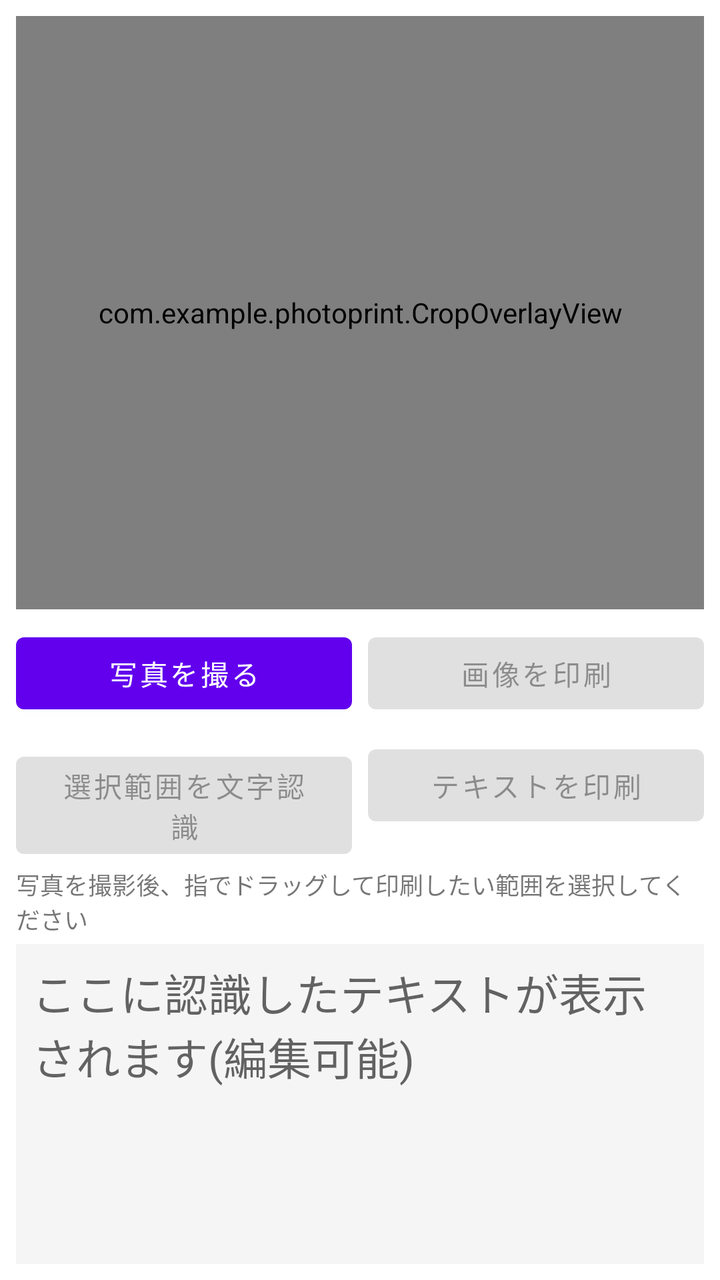
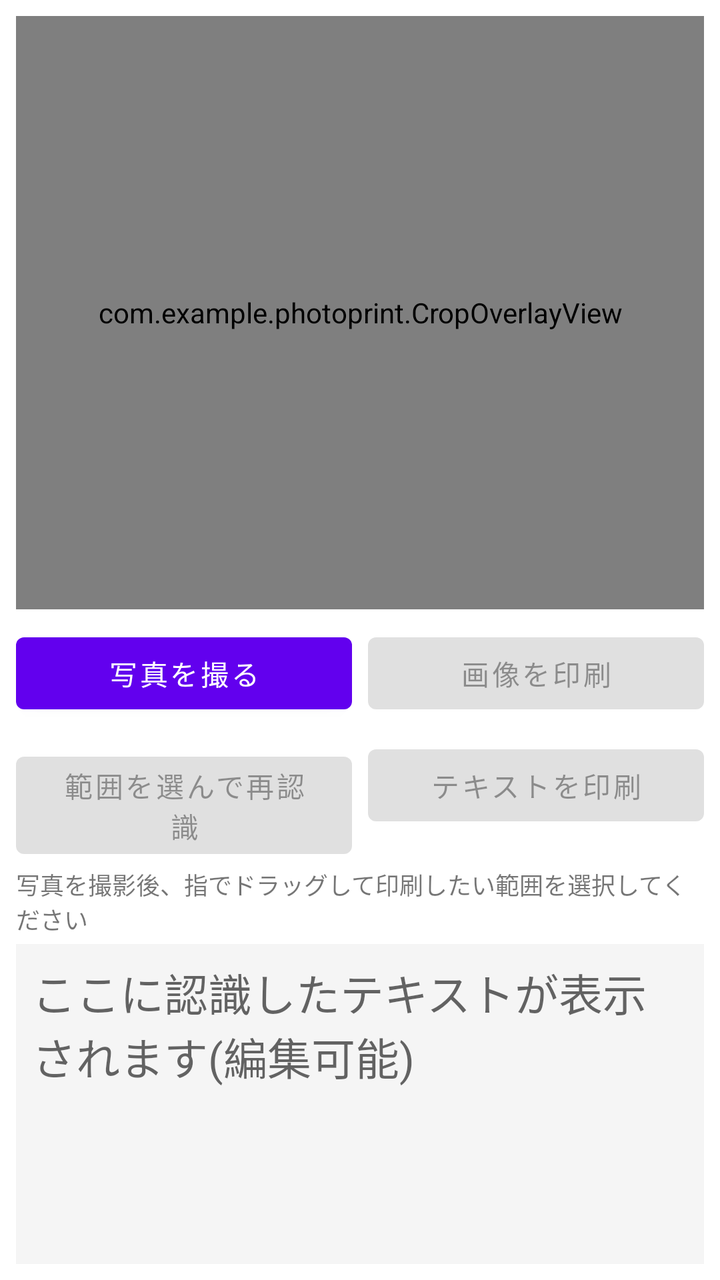

Two renders of the same Android screen: before a commit and after it. Below are the layout's source before the change and the commit's diff.
<!-- AndroidManifest.xml: application theme Theme.PhotoPrintApp -->
<!-- res/layout/activity_main.xml -->
<?xml version="1.0" encoding="utf-8"?>
<LinearLayout xmlns:android="http://schemas.android.com/apk/res/android"
    android:layout_width="match_parent"
    android:layout_height="match_parent"
    android:orientation="vertical"
    android:padding="8dp">

    
    <FrameLayout
        android:layout_width="match_parent"
        android:layout_height="0dp"
        android:layout_weight="1"
        android:background="#EEEEEE">

        <ImageView
            android:id="@+id/imageView"
            android:layout_width="match_parent"
            android:layout_height="match_parent"
            android:scaleType="fitCenter"
            android:contentDescription="撮影した写真" />

        <com.example.photoprint.CropOverlayView
            android:id="@+id/cropOverlayView"
            android:layout_width="match_parent"
            android:layout_height="match_parent" />

    </FrameLayout>

    <LinearLayout
        android:layout_width="match_parent"
        android:layout_height="wrap_content"
        android:orientation="horizontal"
        android:layout_marginTop="8dp">

        <Button
            android:id="@+id/btnTakePhoto"
            android:layout_width="0dp"
            android:layout_height="wrap_content"
            android:layout_weight="1"
            android:text="写真を撮る" />

        <Button
            android:id="@+id/btnPrint"
            android:layout_width="0dp"
            android:layout_height="wrap_content"
            android:layout_weight="1"
            android:layout_marginStart="8dp"
            android:enabled="false"
            android:text="画像を印刷" />

    </LinearLayout>

    <LinearLayout
        android:layout_width="match_parent"
        android:layout_height="wrap_content"
        android:orientation="horizontal"
        android:layout_marginTop="8dp">

        <Button
            android:id="@+id/btnOcr"
            android:layout_width="0dp"
            android:layout_height="wrap_content"
            android:layout_weight="1"
            android:enabled="false"
            android:text="選択範囲を文字認識" />

        <Button
            android:id="@+id/btnPrintText"
            android:layout_width="0dp"
            android:layout_height="wrap_content"
            android:layout_weight="1"
            android:layout_marginStart="8dp"
            android:enabled="false"
            android:text="テキストを印刷" />

    </LinearLayout>

    <TextView
        android:id="@+id/tvHint"
        android:layout_width="match_parent"
        android:layout_height="wrap_content"
        android:layout_marginTop="4dp"
        android:text="写真を撮影後、指でドラッグして印刷したい範囲を選択してください"
        android:textSize="12sp" />

    
    <EditText
        android:id="@+id/etRecognizedText"
        android:layout_width="match_parent"
        android:layout_height="160dp"
        android:layout_marginTop="4dp"
        android:background="#F5F5F5"
        android:gravity="top|start"
        android:hint="ここに認識したテキストが表示されます(編集可能)"
        android:padding="8dp"
        android:textSize="22sp" />

</LinearLayout>
<!-- resources referenced by this layout -->
<resources>
  <style name="Theme.PhotoPrintApp" parent="Theme.MaterialComponents.DayNight.NoActionBar" />
</resources>

<!-- the commit's change to res/layout/activity_main.xml (unified diff, before → after) -->
@@ -7,6 +7,7 @@
 
     
     <FrameLayout
+        android:id="@+id/photoContainer"
         android:layout_width="match_parent"
         android:layout_height="0dp"
         android:layout_weight="1"
@@ -62,7 +63,7 @@
             android:layout_height="wrap_content"
             android:layout_weight="1"
             android:enabled="false"
-            android:text="選択範囲を文字認識" />
+            android:text="範囲を選んで再認識" />
 
         <Button
             android:id="@+id/btnPrintText"
@@ -88,6 +89,7 @@
         android:id="@+id/etRecognizedText"
         android:layout_width="match_parent"
         android:layout_height="160dp"
+        android:layout_weight="0"
         android:layout_marginTop="4dp"
         android:background="#F5F5F5"
         android:gravity="top|start"
